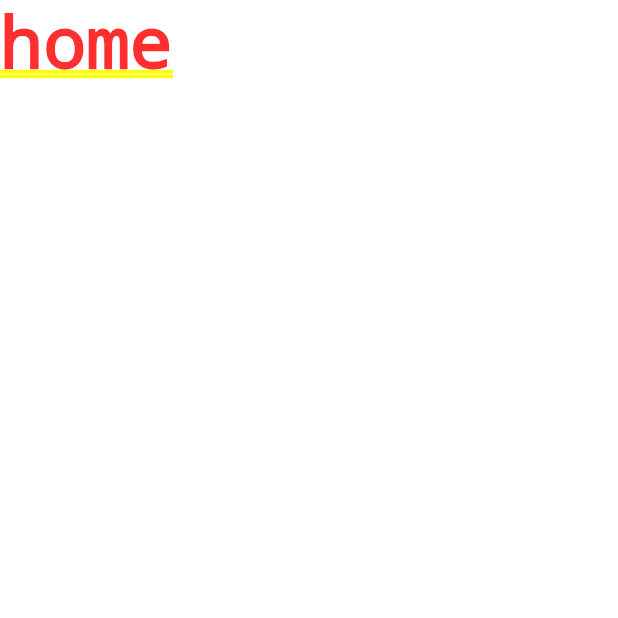
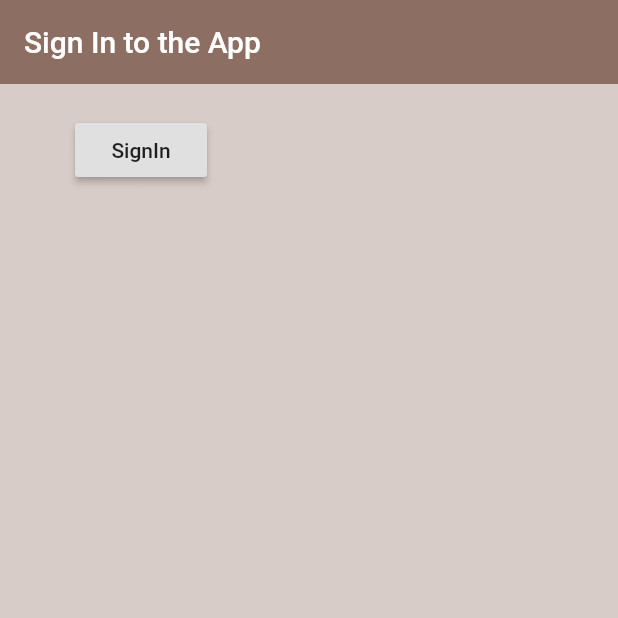
Before and after one commit to Prabhakaran-Mahesh/flutter_firebase, a Flutter app: the screen it shows after launch, on a phone screen of 412 x 824 dp, the top half of it. Run offline on Flutter 3.47's test engine with Material 2 defaults, Android fonts, the phone set to English and light mode, and no system bars; our stand-ins replace firebase_auth, firebase_core; accounts and stored records are empty.

Commit message:
created user model and colorPallete

```diff
--- a/lib/config/colors.dart
+++ b/lib/config/colors.dart
@@ -0,0 +1,6 @@
+import 'package:flutter/material.dart';
+
+class ColorPallete {
+  static final Color brownLight = Colors.brown[100];
+  static final Color AppbarBrown = Colors.brown[400];
+}
--- a/lib/main.dart
+++ b/lib/main.dart
@@ -1,7 +1,10 @@
+import 'package:firebase_core/firebase_core.dart';
 import 'package:flutter/material.dart';
 import 'config/myapp.dart';
 
-void main() {
+void main() async {
+  WidgetsFlutterBinding.ensureInitialized();
+  await Firebase.initializeApp();
   runApp(
     MyApp(),
   );
--- /dev/null
+++ b/lib/models/user.dart
@@ -0,0 +1,5 @@
+class AccountUser {
+  final String uid;
+
+  AccountUser({this.uid});
+}
--- a/lib/providers/wrapper.dart
+++ b/lib/providers/wrapper.dart
@@ -1,4 +1,5 @@
 import 'package:flutter/material.dart';
+import 'package:flutter_firebase/screens/authenticate/authenticate.dart';
 import 'package:flutter_firebase/screens/home/home.dart';
 
 class Wrapper extends StatelessWidget {
@@ -7,6 +8,6 @@ class Wrapper extends StatelessWidget {
   @override
   Widget build(BuildContext context) {
     // if signed in return home, else authenticate
-    return Home();
+    return Authenticate();
   }
 }
--- a/lib/screens/authenticate/authenticate.dart
+++ b/lib/screens/authenticate/authenticate.dart
@@ -1,4 +1,5 @@
 import 'package:flutter/material.dart';
+import 'package:flutter_firebase/screens/authenticate/signin/signIn.dart';
 
 class Authenticate extends StatefulWidget {
   const Authenticate({Key key}) : super(key: key);
@@ -11,9 +12,7 @@ class _AuthenticateState extends State<Authenticate> {
   @override
   Widget build(BuildContext context) {
     return Container(
-      child: Text(
-        "authenticate",
-      ),
+      child: SignIn(),
     );
   }
 }
--- /dev/null
+++ b/lib/screens/authenticate/signin/signIn.dart
@@ -0,0 +1,43 @@
+import 'package:flutter/material.dart';
+import 'package:flutter_firebase/config/colors.dart';
+import 'package:flutter_firebase/services/auth.dart';
+
+class SignIn extends StatefulWidget {
+  const SignIn({Key key}) : super(key: key);
+
+  @override
+  _SignInState createState() => _SignInState();
+}
+
+class _SignInState extends State<SignIn> {
+  final AuthService _auth = AuthService();
+  @override
+  Widget build(BuildContext context) {
+    return Scaffold(
+      backgroundColor: ColorPallete.brownLight,
+      appBar: AppBar(
+        backgroundColor: ColorPallete.AppbarBrown,
+        elevation: 0.0,
+        title: Text('Sign In to the App'),
+      ),
+      body: Container(
+        padding: EdgeInsets.symmetric(
+          vertical: 20.0,
+          horizontal: 50.0,
+        ),
+        child: RaisedButton(
+          onPressed: () async {
+            dynamic result = await _auth.signinAnon();
+            if (result == null) {
+              print('error in signin');
+            } else {
+              print('success');
+              print(result);
+            }
+          },
+          child: Text('SignIn'),
+        ),
+      ),
+    );
+  }
+}
--- a/pubspec.yaml
+++ b/pubspec.yaml
@@ -30,6 +30,7 @@ dependencies:
   cupertino_icons: ^1.0.2
   firebase_auth: ^3.1.2
   cloud_firestore: ^2.5.3
+  firebase_core: ^1.7.0
 
 dev_dependencies:
   flutter_test:
```
Also changed, not shown: lib/services/auth.dart (+7 -1 lines), pubspec.lock, 1 other file.
